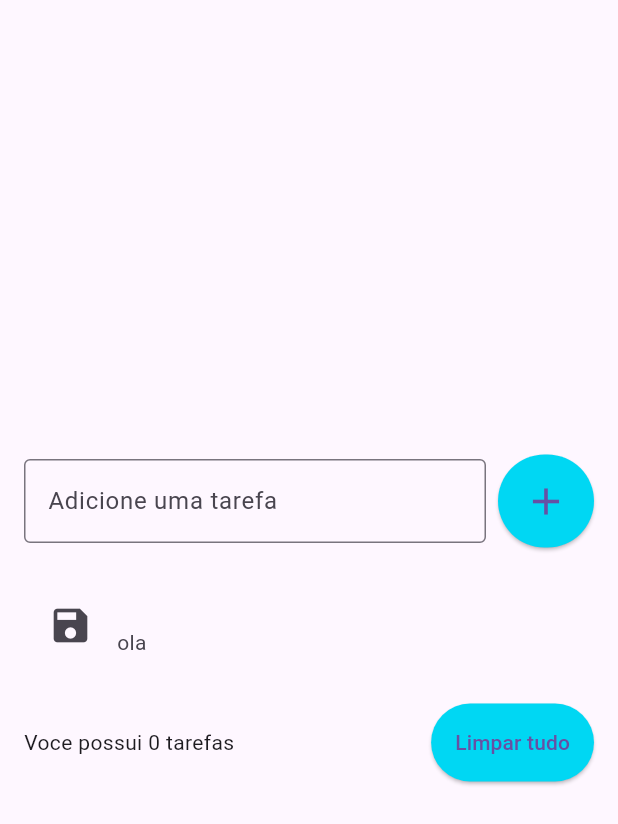
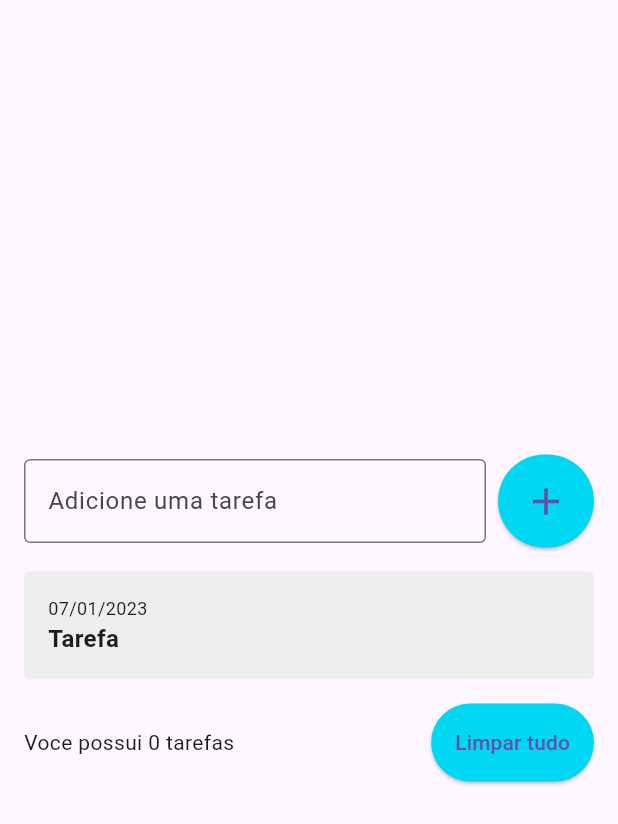
Before and after one commit to Jeanlucascastro/Lista, a Flutter app: the screen it shows after launch, after a tap on the "add" icon, on a phone screen of 412 x 824 dp. Shown: the top 824 px of the screen. Run offline on Flutter 3.47's test engine with Material 3 defaults, Android fonts, the light colour scheme and no system bars.

Commit message:
custom item

```diff
--- a/lib/pages/todo_lista_page.dart
+++ b/lib/pages/todo_lista_page.dart
@@ -1,5 +1,5 @@
 import 'package:flutter/material.dart';
-
+import 'package:lista/widgets/todo_list_item.dart';
 
 class TodoListPage extends StatefulWidget {
   TodoListPage({super.key});
@@ -60,14 +60,7 @@ class _TodoListPageState extends State<TodoListPage> {
                 shrinkWrap: true,
                 children: [
                   for(String todo in todos)
-                    ListTile(
-                      title: Text(todo),
-                      subtitle: Text('ola'),
-                      leading: Icon(Icons.save, size: 30,),
-                      onTap: () {
-                        print('tarefa: $todo');
-                      },
-                    ),
+                    TodoListItem()
                 ],
               ),
             ),
--- /dev/null
+++ b/lib/widgets/todo_list_item.dart
@@ -0,0 +1,30 @@
+import 'package:flutter/material.dart';
+
+
+class TodoListItem extends StatelessWidget {
+  const TodoListItem({super.key});
+
+  @override
+  Widget build(BuildContext context) {
+    return Container(
+      decoration: BoxDecoration(
+        borderRadius: BorderRadius.circular(4),
+        color: Colors.grey[200],
+      ),
+      padding: const EdgeInsets.all(16),
+      child: Column(
+        crossAxisAlignment: CrossAxisAlignment.start,
+        children: const [
+          Text('07/01/2023', style: TextStyle(
+            fontSize: 12
+          ),),
+          Text('Tarefa', style: TextStyle(
+            fontSize: 16,
+            fontWeight: FontWeight.w600,
+
+          ),)
+        ],
+      ),
+    );
+  }
+}
```
